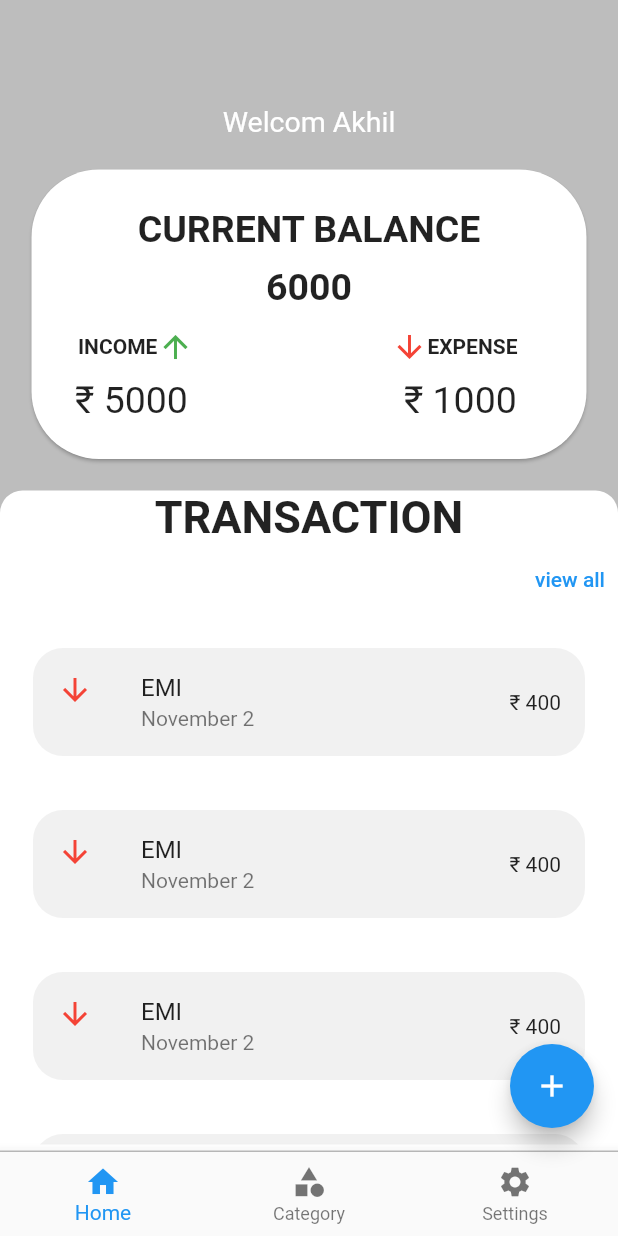
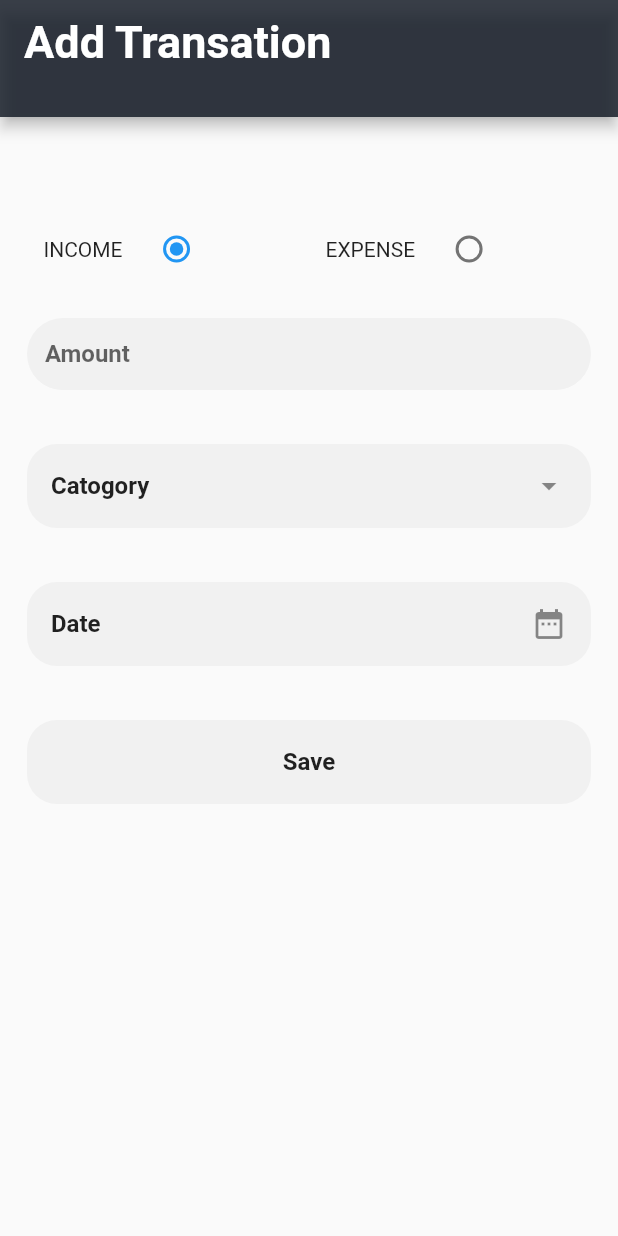
Before and after one commit to akhilbabu759/money-pouch, a Flutter app: the screen it shows after launch, on a phone screen of 412 x 824 dp. Run offline on Flutter 3.47's test engine with Material 2 defaults, Android fonts, the light colour scheme and no system bars; our stand-ins replace introduction_screen, shared_preferences.

Commit message:
add transtaion finished 9/11/22

```diff
--- a/lib/main.dart
+++ b/lib/main.dart
@@ -1,5 +1,6 @@
 
 import 'package:flutter/material.dart';
+import 'package:moneypouch/pages/add_transation.dart';
 import 'package:moneypouch/pages/home.dart';
 import 'package:moneypouch/pages/one%20time/user_input.dart';
 import 'package:moneypouch/pages/one%20time/welcome.dart';
@@ -16,10 +17,13 @@ class MyApp extends StatelessWidget {
 
   @override
   Widget build(BuildContext context) {
-    return MaterialApp(
+    return MaterialApp(theme: ThemeData(
+   primaryColor: const Color.fromARGB(66, 20, 27, 38),
+   ),
+
       title: 'money pouch',
       // theme: ThemeData(primaryColor: Color.fromARGB(255, 221, 224, 229)),
-      home:  Home(),
+      home:  AddTransation(),
     );
   }
 }
--- a/lib/pages/add_transation.dart
+++ b/lib/pages/add_transation.dart
@@ -0,0 +1,131 @@
+import 'package:flutter/material.dart';
+
+
+class AddTransation extends StatefulWidget {
+  const AddTransation({super.key});
+
+  @override
+  State<AddTransation> createState() => _AddTransationState();
+}
+
+class _AddTransationState extends State<AddTransation> {
+  dynamic hi = 'p';
+  @override
+  Widget build(BuildContext context) {
+    return Scaffold(
+      appBar: PreferredSize(
+        preferredSize: Size.fromHeight(78.0), // here the desired height
+        child: AppBar(
+            backgroundColor: Color.fromARGB(213, 20, 27, 38),
+            title: Text(
+              'Add Transation',
+              style: TextStyle(fontSize: 30, fontWeight: FontWeight.bold),
+            )),
+      ),
+      body: SingleChildScrollView(
+        child: SafeArea(
+          child: Column(
+            children: [
+              SizedBox(
+                height: 60,
+              ),
+              Row(
+                children: [
+                  SizedBox(
+                    width: 29,
+                  ),
+                  Text('INCOME'),
+                  Expanded(
+                    child: RadioListTile(
+                        value: 'p',
+                        groupValue: hi,
+                        onChanged: ((value) {
+                          setState(() {
+                            hi = value;
+                          });
+                        })),
+                  ),
+                  Text('EXPENSE'),
+                  Expanded(
+                    child: RadioListTile(
+                        value: 'd',
+                        groupValue: hi,
+                        onChanged: ((value) {
+                          setState(() {
+                            hi = value;
+                          });
+                        })),
+                  )
+                ],
+              ),
+              Padding(
+                  padding: const EdgeInsets.all(18.0),
+                  child: TextField(keyboardType: TextInputType.number,
+                    decoration: InputDecoration(
+                        fillColor: Color.fromARGB(255, 241, 241, 241),
+                        filled: true,
+                        border: OutlineInputBorder(
+                            borderSide: BorderSide(
+                                color: Color.fromARGB(255, 241, 241, 241),
+                                style: BorderStyle.none),
+                            borderRadius: BorderRadius.circular(20.0)),
+                        hintText: 'Amount',
+                        hintStyle: TextStyle(fontWeight: FontWeight.bold),
+                        focusedBorder: OutlineInputBorder(
+                            borderSide: BorderSide(
+                                color: Color.fromARGB(255, 241, 241, 241)),
+                            borderRadius: BorderRadius.circular(20.0)),
+                        enabledBorder: UnderlineInputBorder(
+                          borderSide: BorderSide(
+                              color: Color.fromARGB(255, 241, 241, 241)),
+                          borderRadius: BorderRadius.circular(25.7),
+                        )),
+                  )),
+              Padding(
+                padding: const EdgeInsets.all(18.0),
+                child: ListTile(
+                  shape: RoundedRectangleBorder(
+                      borderRadius: BorderRadius.circular(20.0)),
+                  tileColor: const Color.fromARGB(255, 241, 241, 241),
+                  title: const Text('Catogory',
+                      style: TextStyle(fontWeight: FontWeight.bold)),
+                  trailing: Icon(Icons.arrow_drop_down),
+                ),
+              ),
+              Padding(
+                padding: const EdgeInsets.all(18.0),
+                child: ListTile(
+                  shape: RoundedRectangleBorder(
+                      borderRadius: BorderRadius.circular(20.0)),
+                  tileColor: const Color.fromARGB(255, 241, 241, 241),
+                  title: const Text(
+                    'Date',
+                    style: TextStyle(fontWeight: FontWeight.bold),
+                  ),
+                  trailing: Icon(Icons.date_range),
+                ),
+              ),
+              Padding(
+                padding: const EdgeInsets.all(18.0),
+                child: ListTile(
+                    shape: RoundedRectangleBorder(
+                        borderRadius: BorderRadius.circular(20.0)),
+                    tileColor: const Color.fromARGB(255, 241, 241, 241),
+                    title: Center(
+                        child: const Text(
+                      'Save',
+                      style: TextStyle(fontWeight: FontWeight.bold),
+                    )),
+                    // onTap: () =>
+                    //     ScaffoldMessenger.of(context).showSnackBar(SnackBar(
+                    //       content: Text("SAVED"),
+                    //     ))),
+                )
+              ),
+            ],
+          ),
+        ),
+      ),
+    );
+  }
+}
--- a/lib/pages/home.dart
+++ b/lib/pages/home.dart
@@ -1,6 +1,5 @@
 import 'package:flutter/material.dart';
-import 'package:flutter/src/widgets/container.dart';
-import 'package:flutter/src/widgets/framework.dart';
+
 
 class Home extends StatefulWidget {
   const Home({super.key});
@@ -12,69 +11,85 @@ class Home extends StatefulWidget {
 class _HomeState extends State<Home> {
   @override
   Widget build(BuildContext context) {
-    return Scaffold(floatingActionButton: FloatingActionButton(onPressed: () {
-
-    },child: Icon(Icons.add)),
+    return Scaffold(
+      floatingActionButton:
+          FloatingActionButton(onPressed: () {}, child: const Icon(Icons.add)),
       backgroundColor: Colors.black26,
-
       body: SingleChildScrollView(
         child: SafeArea(
           child:
               Column(crossAxisAlignment: CrossAxisAlignment.center, children: [
-            SizedBox(
+            const SizedBox(
               height: 70,
             ),
-            Text('Welcom Akhil',
+            const Text('Welcom Akhil',
                 style: TextStyle(color: Colors.white, fontSize: 19)),
             Padding(
               padding: const EdgeInsets.all(17.0),
-              child: Card(shape:  RoundedRectangleBorder(
+              child: Card(
+                shape: RoundedRectangleBorder(
                     borderRadius: BorderRadius.circular(45.0)),
-                child: Padding(padding: EdgeInsets.all(25),
+                child: Padding(
+                  padding: const EdgeInsets.all(25),
                   child: Column(
                     children: [
                       Row(
                         mainAxisAlignment: MainAxisAlignment.center,
                         children: [
-                          Column(children: [
-                            Text('CURRENT BALANCE',style: TextStyle(fontWeight: FontWeight.bold,fontSize: 25),),SizedBox(height: 10,),
-                            Text('6000',style: TextStyle(fontSize: 25,fontWeight: FontWeight.bold),),
-                            // GridView.count(crossAxisCount: 2,children: [Text('INCOME'),Text('EXPENS')],)
-                            // ListTile(leading: Text('INCOME'),trailing: Text( 'EXPENSE'),),
-                            // ListTile(leading: Text('₹ 5000'),trailing: Text('₹ 1000'),)
+                          Column(children:const [
+                            Text(
+                              'CURRENT BALANCE',
+                              style: TextStyle(
+                                  fontWeight: FontWeight.bold, fontSize: 25),
+                            ),
+                            SizedBox(
+                              height: 10,
+                            ),
+                            Text(
+                              '6000',
+                              style: TextStyle(
+                                  fontSize: 25, fontWeight: FontWeight.bold),
+                            ),
+
                           ]),
                         ],
-                      ),SizedBox(height: 13,),
+                      ),
+                      const SizedBox(
+                        height: 13,
+                      ),
+                      Row(mainAxisAlignment: MainAxisAlignment.spaceBetween,
+                        children: [
+
+                          const Text('INCOME',
+                              style: TextStyle(fontWeight: FontWeight.bold)),
                           Row(
-                        children: [
-                          SizedBox(
-                            width: 6,
-                          ),
-                          Text('INCOME',
-                              style: TextStyle(fontWeight: FontWeight.bold)),
+                            children:const [
                               Icon(
                                 Icons.arrow_upward,
                                 color: Colors.green,
                               ),
-                          SizedBox(
-                            width: 132,
+
+
+                          Icon(Icons.arrow_downward, color: Colors.red) ],
                           ),
-                          Icon(Icons.arrow_downward, color: Colors.red),
-                          Text(
+                          const Padding(
+                            padding: EdgeInsets.only(right: 14),
+                            child: Text(
                               'EXPENSE',
                               style: TextStyle(fontWeight: FontWeight.bold),
-                          )
+                            ),
+                          ),
                         ],
-                      ),SizedBox(height: 9,),
-                      Row(
-                        children: [
-                          SizedBox(
-                            width: 4,
                       ),
+                      const SizedBox(
+                        height: 9,
+                      ),
+                      Row(mainAxisAlignment: MainAxisAlignment.spaceBetween,
+                        children: const[
+
                           Text('₹ 5000', style: TextStyle(fontSize: 25)),
-                          SizedBox(
-                            width: 144,
-                          ),
+
+
                           Text(
                             '₹ 1000',
                             style: TextStyle(fontSize: 25),
@@ -86,45 +101,56 @@ class _HomeState extends State<Home> {
                 ),
               ),
             ),
-            Container(decoration: const BoxDecoration(
-    borderRadius: BorderRadius.only(topLeft: Radius.circular(15),topRight:Radius.circular(15) ),
-              color: Color.fromARGB(255, 255, 255, 255),),
-
+            Container(
+              decoration: const BoxDecoration(
+                borderRadius: BorderRadius.only(
+                    topLeft: Radius.circular(15),
+                    topRight: Radius.circular(15)),
+                color: Color.fromARGB(255, 255, 255, 255),
+              ),
               height: 440,
               child: Column(
                 children: [
-                  Text('TRANSACTION',
+                  const Text('TRANSACTION',
                       style:
                           TextStyle(fontSize: 30, fontWeight: FontWeight.bold)),
-                          Row(mainAxisAlignment: MainAxisAlignment.end,
+                  Row(
+                    mainAxisAlignment: MainAxisAlignment.end,
                     children: [
-                              TextButton(onPressed: () {
-
-                              },child: Text('view all',style: TextStyle(color: Colors.blue),)),
+                      TextButton(
+                          onPressed: () {},
+                          child: const Text(
+                            'view all',
+                            style: TextStyle(color: Colors.blue),
+                          )),
                     ],
                   ),
                   Expanded(
-                    child: Card(elevation: 0,
-                      child: ListView.builder(shrinkWrap:true ,itemCount: 5, itemBuilder: (context, index) =>
-                         ClipRRect(borderRadius: BorderRadius.circular(30),
-
+                    child: Card(
+                      elevation: 0,
+                      child: ListView.builder(
+                        shrinkWrap: true,
+                        itemCount: 5,
+                        itemBuilder: (context, index) => ClipRRect(
+                          borderRadius: BorderRadius.circular(30),
                           child: Padding(
                             padding: const EdgeInsets.all(18.0),
-                             child: ListTile(shape: RoundedRectangleBorder(borderRadius: BorderRadius.circular(20.0)),tileColor: Color.fromARGB(255, 241, 241, 241),
-                              leading: Icon(
+                            child: ListTile(
+                              shape: RoundedRectangleBorder(
+                                  borderRadius: BorderRadius.circular(20.0)),
+                              tileColor: const Color.fromARGB(255, 241, 241, 241),
+                              leading: const Icon(
                                 Icons.arrow_downward,
                                 color: Colors.red,
                               ),
-                              subtitle: Text('November 2'),
-                              title: Text('EMI'),
-                              trailing: Text('₹ 400'),
+                              subtitle: const Text('November 2'),
+                              title: const Text('EMI'),
+                              trailing: const Text('₹ 400'),
                             ),
                           ),
                         ),
                       ),
-
                     ),
-
                   ),
                 ],
               ),
@@ -132,7 +158,7 @@ class _HomeState extends State<Home> {
           ]),
         ),
       ),
-      bottomNavigationBar: BottomNavigationBar(items: [
+      bottomNavigationBar: BottomNavigationBar(items: const[
         BottomNavigationBarItem(label: 'Home', icon: Icon(Icons.home)),
         BottomNavigationBarItem(label: 'Category', icon: Icon(Icons.category)),
         BottomNavigationBarItem(label: 'Settings', icon: Icon(Icons.settings))
--- a/pubspec.yaml
+++ b/pubspec.yaml
@@ -38,6 +38,7 @@ dependencies:
   # Use with the CupertinoIcons class for iOS style icons.
   cupertino_icons: ^1.0.2
   shared_preferences: ^2.0.15
+  flutter_datetime_picker: ^1.5.1
 
 dev_dependencies:
   flutter_test:
```
Also changed, not shown: lib/pages/Add transation widget/drop-down.dart (added, +39 -0 lines), lib/pages/Add transation widget/radio.dart (added, +21 -0 lines), lib/pages/add_category.dart (+68 -0 lines), pubspec.lock. Lines whose indentation alone changed are shown as unchanged.
